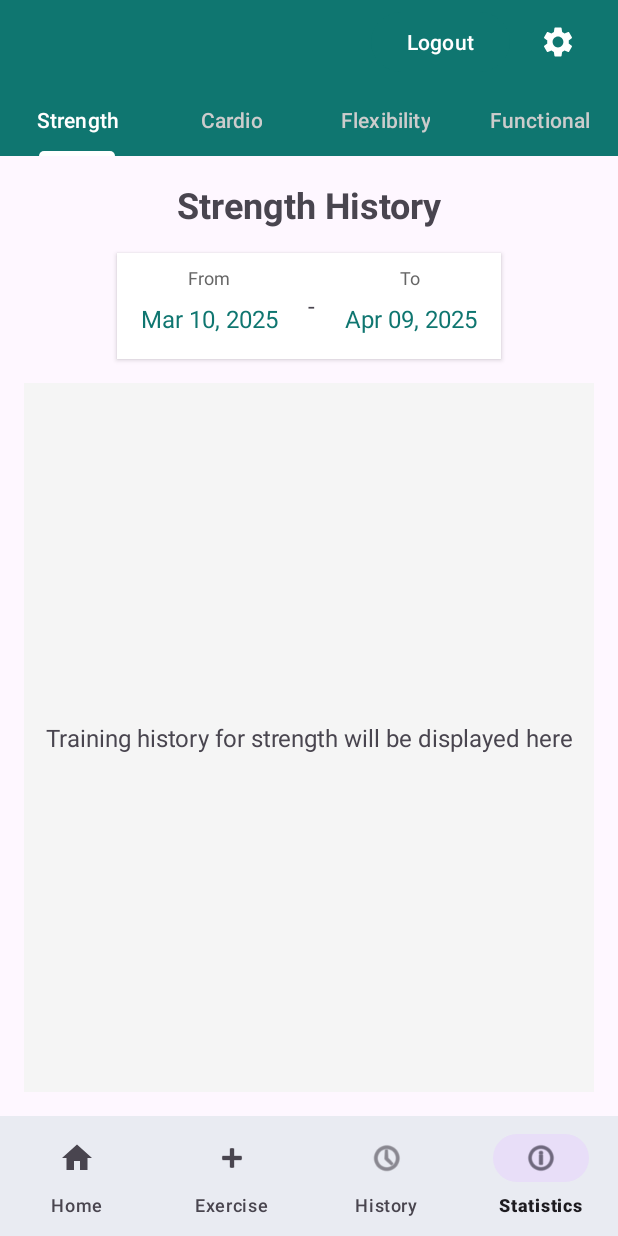
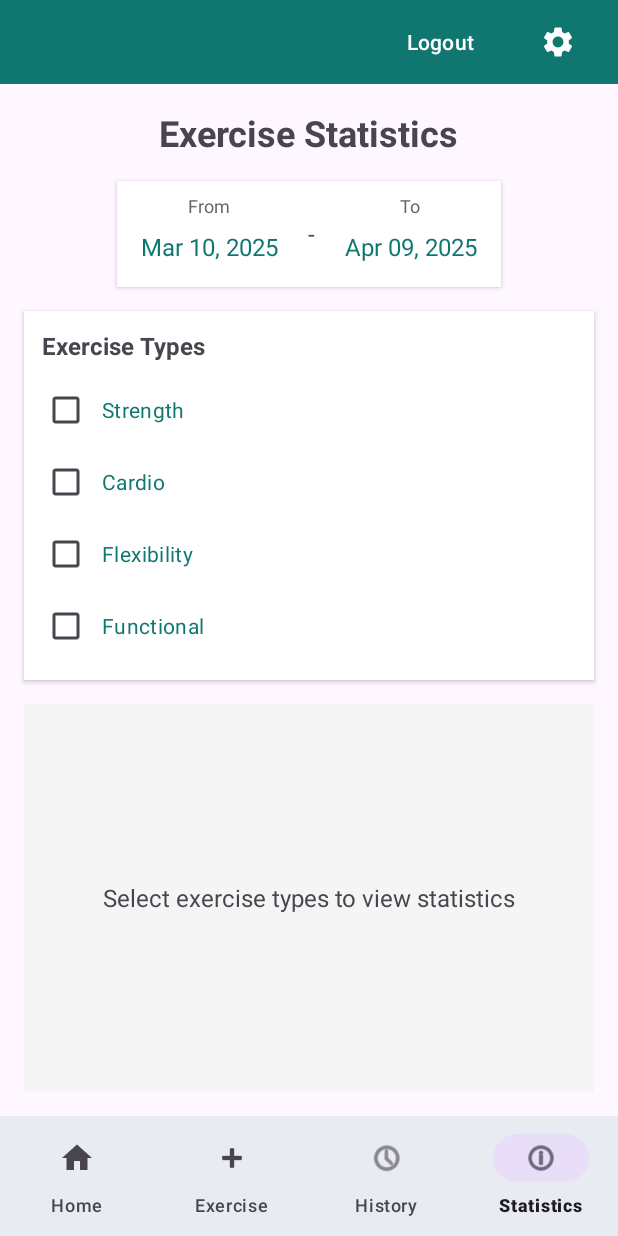
Before and after one commit to qurore/fit-track, an Android app: the DashboardActivity screen opened directly, with no data from a screen before it, item 4 of the bottom bar chosen, on a phone screen of 412 x 824 dp. Run offline under Robolectric (Android 15) with nearby library versions, the light colour scheme and no system bars; our stand-ins replace Firebase (no records; nobody signed in at launch, a user with empty details on screens opened directly), Volley; libraries missing offline, so code that uses them is left out: com.github.mikephil.charting; 1 statement that could not run was skipped.

Commit message:
modified statistics design from tab to checkbox

```diff
--- a/app/src/main/java/com/github/qurore/fittrack/DashboardActivity.java
+++ b/app/src/main/java/com/github/qurore/fittrack/DashboardActivity.java
@@ -74,9 +74,7 @@ public class DashboardActivity extends AppCompatActivity implements SettingsFrag
 
     // Statistics content (renamed from History)
     private View historyContentLayout;
-    private TabLayout historyTabLayout;
-    private ViewPager2 historyViewPager;
-    private HistoryTabPagerAdapter historyTabPagerAdapter;
+    private HistoryTabContentFragment historyFragment;
 
     // Settings content
     private View settingsContentLayout;
@@ -118,8 +116,6 @@ public class DashboardActivity extends AppCompatActivity implements SettingsFrag
 
         // Initialize Statistics content views (renamed from History)
         historyContentLayout = findViewById(R.id.historyContentLayout);
-        historyTabLayout = historyContentLayout.findViewById(R.id.historyTabLayout);
-        historyViewPager = historyContentLayout.findViewById(R.id.historyViewPager);
 
         // Initialize Settings content view
         settingsContentLayout = findViewById(R.id.settingsContentLayout);
@@ -165,7 +161,6 @@ public class DashboardActivity extends AppCompatActivity implements SettingsFrag
 
         // Set up tabs for workout page
         setupTabs();
-        setupHistoryTabs();
 
         // Set up bottom navigation
         setupBottomNavigation();
@@ -412,17 +407,6 @@ public class DashboardActivity extends AppCompatActivity implements SettingsFrag
         }).attach();
     }
 
-    private void setupHistoryTabs() {
-        // Initialize the ViewPager adapter for History
-        historyTabPagerAdapter = new HistoryTabPagerAdapter(this);
-        historyViewPager.setAdapter(historyTabPagerAdapter);
-
-        // Connect TabLayout with ViewPager2
-        new TabLayoutMediator(historyTabLayout, historyViewPager, (tab, position) -> {
-            tab.setText(historyTabPagerAdapter.getTabTitle(position));
-        }).attach();
-    }
-
     private void setupBottomNavigation() {
         bottomNavigationView.setOnItemSelectedListener(item -> {
             int itemId = item.getItemId();
@@ -486,6 +470,15 @@ public class DashboardActivity extends AppCompatActivity implements SettingsFrag
         workoutHistoryContentLayout.setVisibility(View.GONE);
         historyContentLayout.setVisibility(View.VISIBLE);
         settingsContentLayout.setVisibility(View.GONE);
+
+        // Initialize HistoryTabContentFragment if not already done
+        if (historyFragment == null) {
+            historyFragment = HistoryTabContentFragment.newInstance();
+            getSupportFragmentManager()
+                .beginTransaction()
+                .replace(R.id.historyFragmentContainer, historyFragment)
+                .commit();
+        }
     }
 
     private void showSettingsContent() {
--- a/app/src/main/java/com/github/qurore/fittrack/HistoryTabContentFragment.java
+++ b/app/src/main/java/com/github/qurore/fittrack/HistoryTabContentFragment.java
@@ -5,11 +5,15 @@ import android.os.Bundle;
 import android.view.LayoutInflater;
 import android.view.View;
 import android.view.ViewGroup;
+import android.widget.CheckBox;
+import android.widget.CompoundButton;
 import android.widget.TextView;
 import android.widget.Toast;
 import java.text.SimpleDateFormat;
+import java.util.ArrayList;
 import java.util.Calendar;
 import java.util.Date;
+import java.util.List;
 import java.util.Locale;
 
 import androidx.annotation.NonNull;
@@ -18,23 +22,21 @@ import androidx.fragment.app.Fragment;
 import android.view.ContextThemeWrapper;
 
 public class HistoryTabContentFragment extends Fragment {
-    private static final String ARG_TITLE = "title";
-
-    private String title;
     private TextView titleTextView;
     private TextView descriptionTextView;
     private TextView startDateText;
     private TextView endDateText;
+    private CheckBox strengthCheckbox;
+    private CheckBox cardioCheckbox;
+    private CheckBox flexibilityCheckbox;
+    private CheckBox functionalCheckbox;
     private SimpleDateFormat dateFormat;
     private Calendar startDate;
     private Calendar endDate;
+    private List<String> selectedTypes;
 
-    public static HistoryTabContentFragment newInstance(String title) {
-        HistoryTabContentFragment fragment = new HistoryTabContentFragment();
-        Bundle args = new Bundle();
-        args.putString(ARG_TITLE, title);
-        fragment.setArguments(args);
-        return fragment;
+    public static HistoryTabContentFragment newInstance() {
+        return new HistoryTabContentFragment();
     }
 
     @Nullable
@@ -47,8 +49,8 @@ public class HistoryTabContentFragment extends Fragment {
     public void onViewCreated(@NonNull View view, @Nullable Bundle savedInstanceState) {
         super.onViewCreated(view, savedInstanceState);
 
-        title = getArguments() != null ? getArguments().getString(ARG_TITLE) : "Tab";
         dateFormat = new SimpleDateFormat("MMM dd, yyyy", Locale.getDefault());
+        selectedTypes = new ArrayList<>();
 
         // Initialize calendars
         startDate = Calendar.getInstance();
@@ -61,8 +63,14 @@ public class HistoryTabContentFragment extends Fragment {
         startDateText = view.findViewById(R.id.startDateText);
         endDateText = view.findViewById(R.id.endDateText);
 
-        // Set title
-        titleTextView.setText(title + " History");
+        // Initialize checkboxes
+        strengthCheckbox = view.findViewById(R.id.strengthCheckbox);
+        cardioCheckbox = view.findViewById(R.id.cardioCheckbox);
+        flexibilityCheckbox = view.findViewById(R.id.flexibilityCheckbox);
+        functionalCheckbox = view.findViewById(R.id.functionalCheckbox);
+
+        // Set up checkbox listeners
+        setupCheckboxListeners();
 
         // Set up date selection listeners
         setupDateSelectors();
@@ -70,6 +78,24 @@ public class HistoryTabContentFragment extends Fragment {
         // Update initial values
         updateDateTexts();
         updateDescription();
+    }
+
+    private void setupCheckboxListeners() {
+        CompoundButton.OnCheckedChangeListener listener = (buttonView, isChecked) -> {
+            String type = buttonView.getText().toString();
+            if (isChecked) {
+                selectedTypes.add(type);
+            } else {
+                selectedTypes.remove(type);
+            }
+            updateDescription();
+            // TODO: Update graph with selected types
+        };
+
+        strengthCheckbox.setOnCheckedChangeListener(listener);
+        cardioCheckbox.setOnCheckedChangeListener(listener);
+        flexibilityCheckbox.setOnCheckedChangeListener(listener);
+        functionalCheckbox.setOnCheckedChangeListener(listener);
     }
 
     private void setupDateSelectors() {
@@ -108,6 +134,7 @@ public class HistoryTabContentFragment extends Fragment {
 
                 updateDateTexts();
                 updateDescription();
+                // TODO: Update graph with new date range
             },
             calendar.get(Calendar.YEAR),
             calendar.get(Calendar.MONTH),
@@ -130,8 +157,13 @@ public class HistoryTabContentFragment extends Fragment {
     }
 
     private void updateDescription() {
-        String description = String.format("Training history for %s will be displayed here",
-                title.toLowerCase());
+        String description;
+        if (selectedTypes.isEmpty()) {
+            description = "Select exercise types to view statistics";
+        } else {
+            description = String.format("Showing statistics for %s",
+                String.join(", ", selectedTypes));
+        }
         descriptionTextView.setText(description);
     }
 }
--- a/app/src/main/java/com/github/qurore/fittrack/HistoryTabPagerAdapter.java
+++ /dev/null
@@ -1,29 +0,0 @@
-package com.github.qurore.fittrack;
-
-import androidx.annotation.NonNull;
-import androidx.fragment.app.Fragment;
-import androidx.fragment.app.FragmentActivity;
-import androidx.viewpager2.adapter.FragmentStateAdapter;
-
-public class HistoryTabPagerAdapter extends FragmentStateAdapter {
-    private final String[] tabTitles = {"Strength", "Cardio", "Flexibility", "Functional"};
-
-    public HistoryTabPagerAdapter(@NonNull FragmentActivity fragmentActivity) {
-        super(fragmentActivity);
-    }
-
-    @NonNull
-    @Override
-    public Fragment createFragment(int position) {
-        return HistoryTabContentFragment.newInstance(tabTitles[position]);
-    }
-
-    @Override
-    public int getItemCount() {
-        return tabTitles.length;
-    }
-
-    public String getTabTitle(int position) {
-        return tabTitles[position];
-    }
-}
--- a/app/src/main/res/layout/fragment_history_tab_content.xml
+++ b/app/src/main/res/layout/fragment_history_tab_content.xml
@@ -9,6 +9,7 @@
         android:layout_width="wrap_content"
         android:layout_height="wrap_content"
         android:layout_marginTop="16dp"
+        android:text="Exercise Statistics"
         android:textSize="24sp"
         android:textStyle="bold"
         app:layout_constraintEnd_toEndOf="parent"
@@ -86,7 +87,61 @@
                 android:textSize="16sp"
                 android:textColor="#0f7670" />
         </LinearLayout>
+    </LinearLayout>
 
+    <!-- Exercise Type Selection -->
+    <LinearLayout
+        android:id="@+id/exerciseTypeLayout"
+        android:layout_width="match_parent"
+        android:layout_height="wrap_content"
+        android:layout_marginStart="16dp"
+        android:layout_marginTop="16dp"
+        android:layout_marginEnd="16dp"
+        android:orientation="vertical"
+        android:background="@android:color/white"
+        android:elevation="2dp"
+        android:padding="12dp"
+        app:layout_constraintTop_toBottomOf="@+id/dateRangeLayout">
+
+        <TextView
+            android:layout_width="wrap_content"
+            android:layout_height="wrap_content"
+            android:text="Exercise Types"
+            android:textSize="16sp"
+            android:textStyle="bold"
+            android:layout_marginBottom="8dp" />
+
+        <CheckBox
+            android:id="@+id/strengthCheckbox"
+            android:layout_width="match_parent"
+            android:layout_height="wrap_content"
+            android:text="Strength"
+            android:textColor="#0f7670"
+            android:padding="8dp" />
+
+        <CheckBox
+            android:id="@+id/cardioCheckbox"
+            android:layout_width="match_parent"
+            android:layout_height="wrap_content"
+            android:text="Cardio"
+            android:textColor="#0f7670"
+            android:padding="8dp" />
+
+        <CheckBox
+            android:id="@+id/flexibilityCheckbox"
+            android:layout_width="match_parent"
+            android:layout_height="wrap_content"
+            android:text="Flexibility"
+            android:textColor="#0f7670"
+            android:padding="8dp" />
+
+        <CheckBox
+            android:id="@+id/functionalCheckbox"
+            android:layout_width="match_parent"
+            android:layout_height="wrap_content"
+            android:text="Functional"
+            android:textColor="#0f7670"
+            android:padding="8dp" />
     </LinearLayout>
 
     <!-- Graph Container -->
@@ -102,7 +157,7 @@
         app:layout_constraintBottom_toBottomOf="parent"
         app:layout_constraintEnd_toEndOf="parent"
         app:layout_constraintStart_toStartOf="parent"
-        app:layout_constraintTop_toBottomOf="@+id/dateRangeLayout">
+        app:layout_constraintTop_toBottomOf="@+id/exerciseTypeLayout">
 
         <TextView
             android:id="@+id/historyTabContentDescription"
--- a/app/src/main/res/layout/layout_history_content.xml
+++ b/app/src/main/res/layout/layout_history_content.xml
@@ -4,51 +4,9 @@
     android:layout_width="match_parent"
     android:layout_height="match_parent">
 
-    <!-- Tab Layout for History -->
-    <com.google.android.material.tabs.TabLayout
-        android:id="@+id/historyTabLayout"
+    <FrameLayout
+        android:id="@+id/historyFragmentContainer"
         android:layout_width="match_parent"
-        android:layout_height="wrap_content"
-        android:background="@color/primary"
-        app:layout_constraintEnd_toEndOf="parent"
-        app:layout_constraintStart_toStartOf="parent"
-        app:layout_constraintTop_toTopOf="parent"
-        app:tabGravity="fill"
-        app:tabMode="fixed"
-        app:tabSelectedTextColor="@android:color/white"
-        app:tabTextColor="#CCCCCC"
-        app:tabIndicatorColor="@android:color/white"
-        app:tabIndicatorHeight="3dp">
-
-        <com.google.android.material.tabs.TabItem
-            android:layout_width="wrap_content"
-            android:layout_height="wrap_content"
-            android:text="Strength" />
-
-        <com.google.android.material.tabs.TabItem
-            android:layout_width="wrap_content"
-            android:layout_height="wrap_content"
-            android:text="Cardio" />
-
-        <com.google.android.material.tabs.TabItem
-            android:layout_width="wrap_content"
-            android:layout_height="wrap_content"
-            android:text="Flexibility" />
-
-        <com.google.android.material.tabs.TabItem
-            android:layout_width="wrap_content"
-            android:layout_height="wrap_content"
-            android:text="Functional" />
-    </com.google.android.material.tabs.TabLayout>
-
-    <!-- ViewPager for History tab content -->
-    <androidx.viewpager2.widget.ViewPager2
-        android:id="@+id/historyViewPager"
-        android:layout_width="match_parent"
-        android:layout_height="0dp"
-        app:layout_constraintBottom_toBottomOf="parent"
-        app:layout_constraintEnd_toEndOf="parent"
-        app:layout_constraintStart_toStartOf="parent"
-        app:layout_constraintTop_toBottomOf="@+id/historyTabLayout" />
+        android:layout_height="match_parent" />
 
 </androidx.constraintlayout.widget.ConstraintLayout>
```
